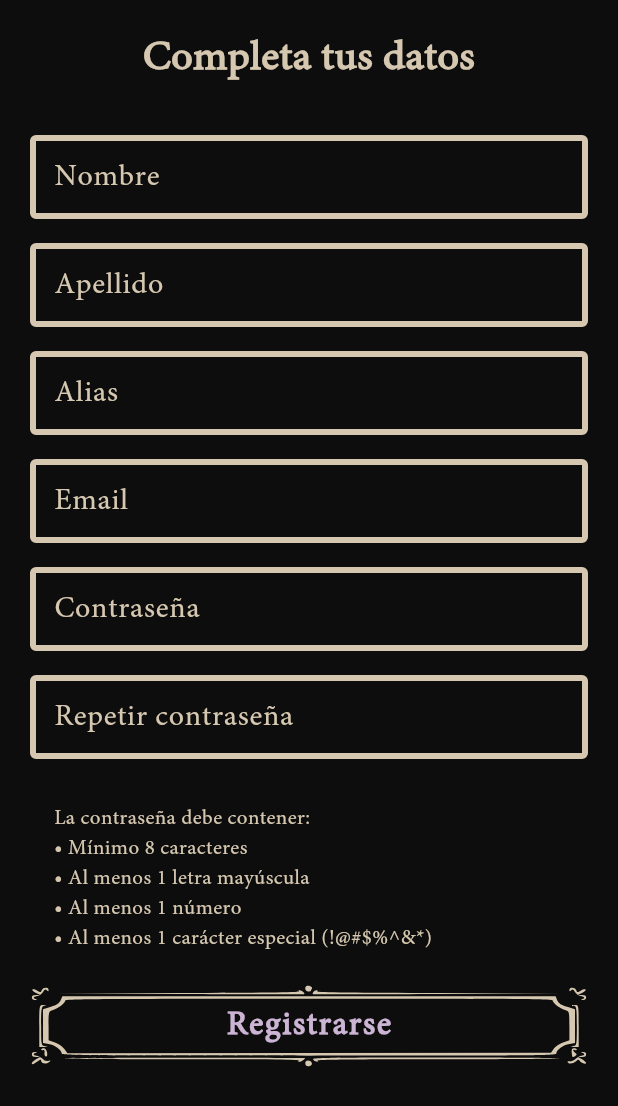
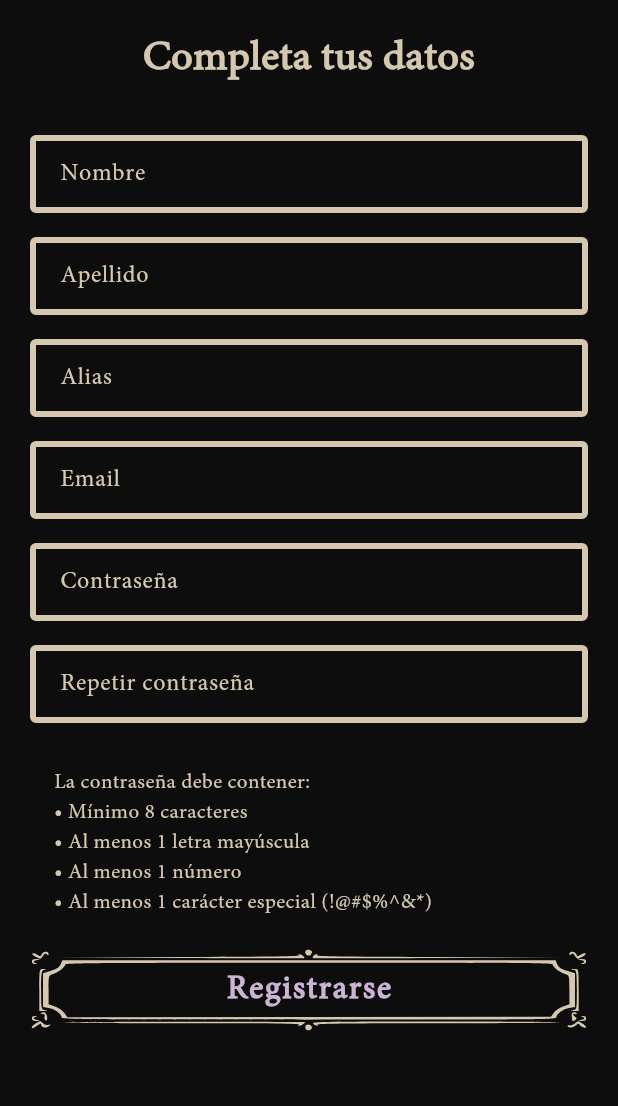
Before and after one commit to LilAguh/TournamentApp, a Flutter app: the RegisterEmailScreen screen opened by its route, on a phone screen of 412 x 824 dp. Shown: the top 1106 px of the screen. Run offline on Flutter 3.47's test engine with Material 3 defaults, Android fonts, the phone set to English and light mode, and no system bars; our stand-ins replace dartz, dio, flutter_bloc, flutter_svg, geocoding, geolocator and 3 more; missing offline and left inert: ip_country_lookup; accounts and stored records are empty.

Commit message:
se cambia el tamaño de los text fields

```diff
--- a/lib/common/widgets/gothic_text_field.dart
+++ b/lib/common/widgets/gothic_text_field.dart
@@ -1,14 +1,12 @@
 import 'package:flutter/material.dart';
 
-class GothicTextField extends StatefulWidget {
+class GothicTextField extends StatelessWidget {
   final String label;
   final TextEditingController controller;
   final bool obscureText;
   final String? errorText;
+  final bool? isValid;
   final ValueChanged<String>? onChanged;
-  final bool isValid;
-  final bool isPassword;
-  final VoidCallback? onToggleVisibility;
 
   const GothicTextField({
     super.key,
@@ -17,57 +15,31 @@ class GothicTextField extends StatefulWidget {
     this.obscureText = false,
     this.errorText,
     this.onChanged,
-    this.isValid = false,
-    this.isPassword = false,
-    this.onToggleVisibility,
+    this.isValid,
   });
 
   @override
-  State<GothicTextField> createState() => _GothicTextFieldState();
-}
+  Widget build(BuildContext context) {
+    final hasError = errorText != null;
 
-class _GothicTextFieldState extends State<GothicTextField> {
-  bool _showPassword = false;
-  bool _isFocused = false;
+    final borderColor =
+        hasError
+            ? const Color(0xFFCE8381)
+            : isValid == true
+            ? Colors.green
+            : const Color(0xFFD6C8B0);
 
-  @override
-  Widget build(BuildContext context) {
-    final hasError = widget.errorText != null;
-    final showValid =
-        widget.isValid && !hasError && widget.controller.text.isNotEmpty;
-    final isPasswordField = widget.isPassword && widget.obscureText;
-
-    // Lógica de color mejorada
-    Color borderColor = const Color(0xFFD6C8B0); // Color normal
-
-    if (_isFocused) {
-      borderColor =
-          showValid
-              ? const Color(0xFFB7D6B8) // Verde cuando es válido y enfocado
-              : hasError
-              ? const Color(0xFFCE8381) // Rojo cuando hay error y enfocado
-              : const Color(
-                0xFFE0D3B8,
-              ); // Amarillo suave cuando enfocado pero no validado
-    } else if (showValid) {
-      borderColor = const Color(
-        0xFFB7D6B8,
-      ); // Verde cuando es válido pero no enfocado
-    } else if (hasError) {
-      borderColor = const Color(0xFFCE8381); // Rojo cuando hay error
-    }
-
-    return FocusScope(
-      onFocusChange: (hasFocus) {
-        setState(() => _isFocused = hasFocus);
-      },
-      child: TextField(
-        controller: widget.controller,
-        obscureText: isPasswordField && !_showPassword,
-        onChanged: widget.onChanged,
+    return TextField(
+      controller: controller,
+      obscureText: obscureText,
+      onChanged: onChanged,
       decoration: InputDecoration(
-          labelText: widget.label,
-          labelStyle: TextStyle(color: borderColor, fontSize: 20),
+        contentPadding: const EdgeInsets.symmetric(
+          vertical: 14,
+          horizontal: 16,
+        ),
+        labelText: label,
+        labelStyle: TextStyle(color: borderColor, fontSize: 16),
         border: const OutlineInputBorder(),
         enabledBorder: OutlineInputBorder(
           borderSide: BorderSide(color: borderColor, width: 4),
@@ -75,39 +47,16 @@ class _GothicTextFieldState extends State<GothicTextField> {
         focusedBorder: OutlineInputBorder(
           borderSide: BorderSide(color: borderColor, width: 4),
         ),
-          errorText: widget.errorText,
-          errorStyle: const TextStyle(color: Color(0xFFCE8381), fontSize: 16),
+        errorText: errorText,
+        errorStyle: const TextStyle(color: Color(0xFFCE8381), fontSize: 12),
         errorBorder: const OutlineInputBorder(
           borderSide: BorderSide(color: Color(0xFFCE8381), width: 4),
         ),
         focusedErrorBorder: const OutlineInputBorder(
           borderSide: BorderSide(color: Color(0xFFCE8381), width: 4),
         ),
-          suffixIcon: _buildSuffixIcon(isPasswordField),
       ),
       style: TextStyle(color: borderColor),
-      ),
     );
   }
-
-  Widget? _buildSuffixIcon(bool isPasswordField) {
-    if (isPasswordField) {
-      return IconButton(
-        icon: Icon(
-          _showPassword ? Icons.visibility : Icons.visibility_off,
-          color: const Color(0xFFD6C8B0),
-        ),
-        onPressed: () {
-          setState(() => _showPassword = !_showPassword);
-          widget.onToggleVisibility?.call();
-        },
-      );
 }
-
-    if (widget.isValid && widget.controller.text.isNotEmpty) {
-      return const Icon(Icons.check_circle, color: Color(0xFFB7D6B8));
-    }
-
-    return null;
-  }
-}
```
Lines whose indentation alone changed are shown as unchanged.
